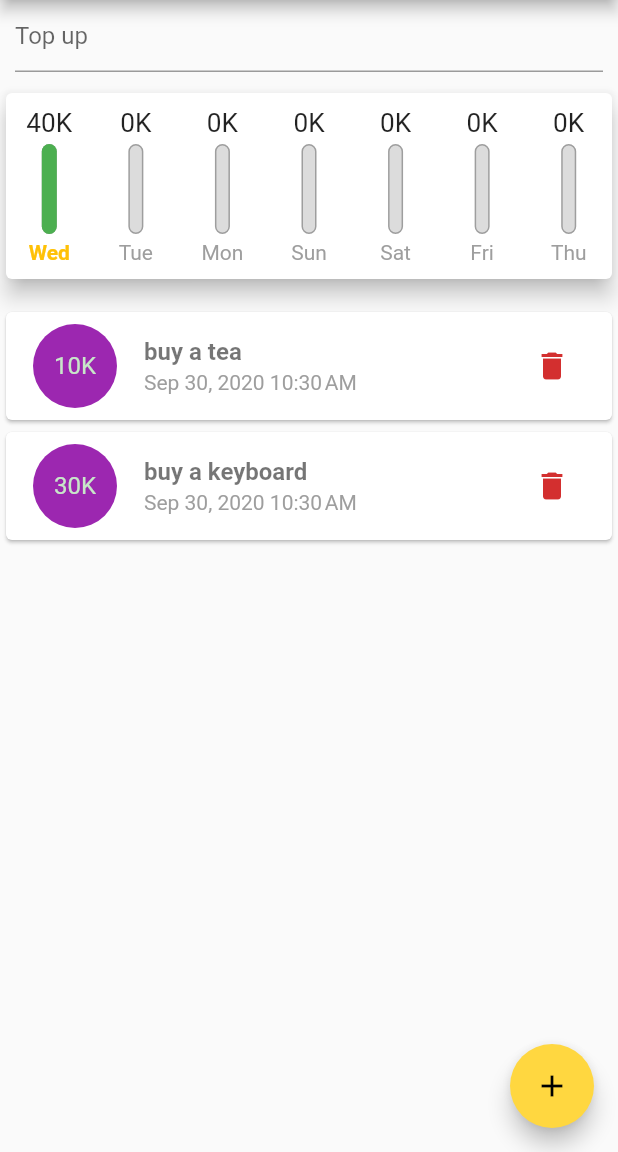
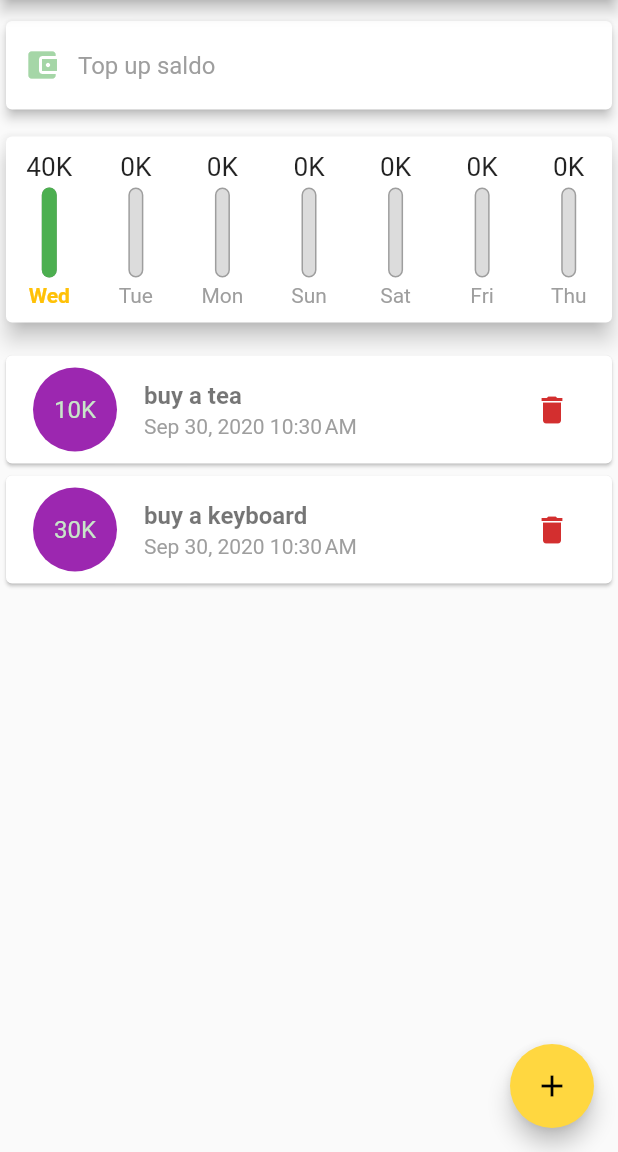
Before and after one commit to ajisyahroni/Flutter_4-Expense-app, a Flutter app: the screen it shows after launch, after a tap on the "add" icon, on a phone screen of 412 x 824 dp, the part 84-1236 px from its top. Run offline on Flutter 3.47's test engine with Material 2 defaults, Android fonts, the phone set to English and light mode, and no system bars.

Commit message:
ADD: realtime number validation on input

```diff
--- a/lib/widgets/TopUpSaldo.dart
+++ b/lib/widgets/TopUpSaldo.dart
@@ -1,23 +1,77 @@
 import 'package:flutter/material.dart';
 
-class TopUpSaldo extends StatelessWidget {
+class TopUpSaldo extends StatefulWidget {
   final Function topUpSaldoFn;
+
+  TopUpSaldo({this.topUpSaldoFn});
+
+  @override
+  _TopUpSaldoState createState() => _TopUpSaldoState();
+}
+
+class _TopUpSaldoState extends State<TopUpSaldo> {
   final saldoController = TextEditingController();
-  TopUpSaldo({this.topUpSaldoFn});
+
+  bool _isError = false;
+  String _errorMessage;
+  // Pattern _onlyNumberPattern = r'^[0-9]*$';
+  RegExp _onlyNumberRegex = new RegExp(r'^-?[0-9][0-9\.]+$');
+
   void _startTopUpSaldo() {
-    if (saldoController.text.isEmpty) return;
-    topUpSaldoFn(double.parse(saldoController.text));
+    if (saldoController.text.isEmpty) {
+      setState(() {
+        _errorMessage = "required";
+        _isError = true;
+      });
+      return;
+    }
+
+    setState(() {});
+    widget.topUpSaldoFn(double.parse(saldoController.text));
+  }
+
+  void _realtimeValidation(observeInput) {
+    bool _checkSaldoRegex = _onlyNumberRegex.hasMatch(observeInput);
+
+    if (!_checkSaldoRegex) {
+      setState(() {
+        _errorMessage = "input must be a number";
+        _isError = true;
+      });
+      return;
+    }
+    setState(() {
+      _errorMessage = "";
+      _isError = false;
+    });
   }
 
   @override
   Widget build(BuildContext context) {
     return Padding(
-        padding: EdgeInsets.symmetric(horizontal: 10),
-        child: TextField(
-          keyboardType: TextInputType.number,
-          controller: saldoController,
-          decoration: InputDecoration(hintText: 'Top up'),
-          onSubmitted: (_) => _startTopUpSaldo(),
-        ));
+      padding: const EdgeInsets.only(top: 10),
+      child: Card(
+          elevation: 3,
+          child: TextField(
+            keyboardType: TextInputType.number,
+            controller: saldoController,
+            decoration: InputDecoration(
+                errorStyle: TextStyle(color: Theme.of(context).errorColor),
+                errorText: _errorMessage,
+                hintText: 'Top up saldo',
+                hintStyle: TextStyle(color: Colors.grey),
+                prefixIcon: Icon(
+                  Icons.account_balance_wallet,
+                  color: Colors.green[200],
+                ),
+                border: InputBorder.none,
+                contentPadding:
+                    EdgeInsets.symmetric(horizontal: 20.0, vertical: 20)),
+            onSubmitted: (_) => _startTopUpSaldo(),
+            onChanged: (saldoEntered) {
+              _realtimeValidation(saldoEntered);
+            },
+          )),
+    );
   }
 }
```
